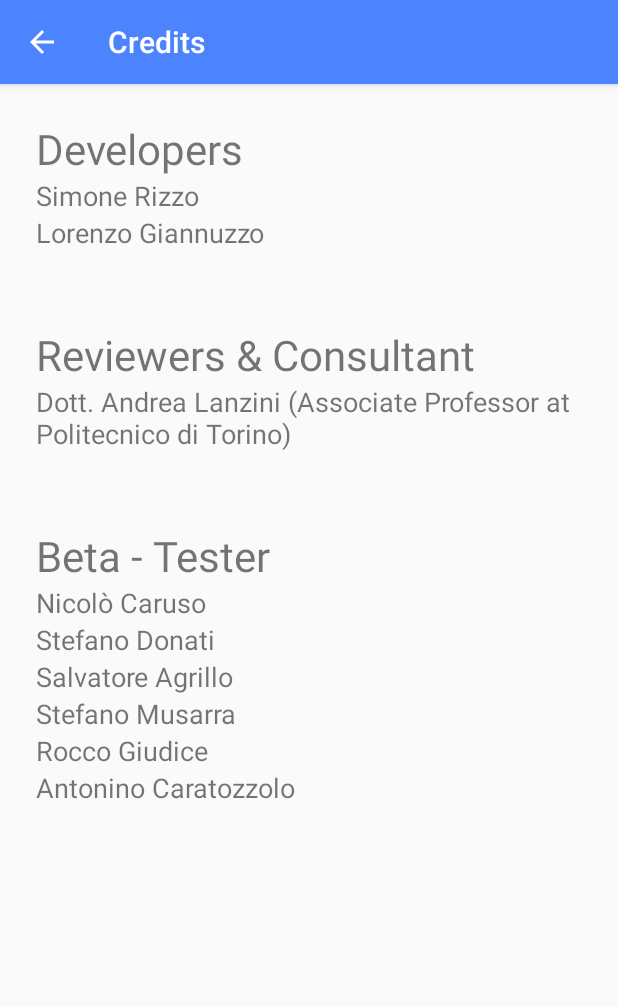
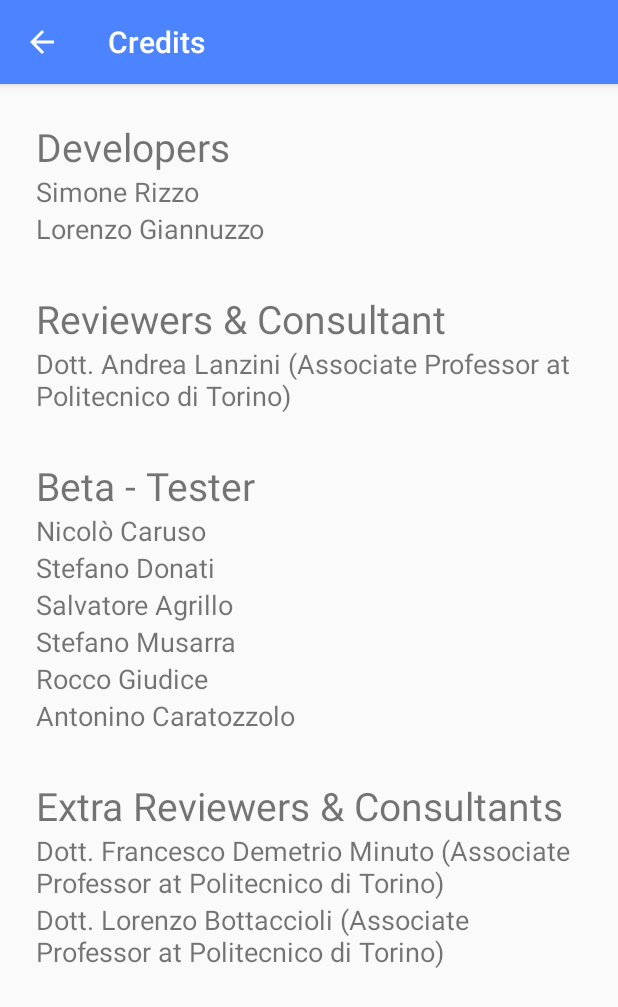
Before and after one commit to simone-rizzo/Solar-Pv-Optimal-Spot, an Android app: the credits screen opened directly, with no data from a screen before it, on a phone screen of 412 x 824 dp. Shown: the top 1007 px of the screen. Run offline under Robolectric (Android 15) with nearby library versions, the phone set to English and light mode, and no system bars.

Commit message:
correzioni ortografice + aggiunta dei crediti extra

```diff
--- a/app/src/main/java/com/rizzo/sensortest/PVGsAPI.java
+++ b/app/src/main/java/com/rizzo/sensortest/PVGsAPI.java
@@ -120,7 +120,7 @@ public class PVGsAPI implements Runnable {
                 double d = dati.get(i);
                 data.add(new Entry((i + 1), (float)(d)));
             }
-            LineDataSet dataSet = new LineDataSet(data,(!pv)?"Daily mean irradiance on optimal spot each year":"Daliy mean power produced by on PV panel each year");
+            LineDataSet dataSet = new LineDataSet(data,(!pv)?"Daily mean irradiance on optimal spot each year":"Daliy mean power produced by one PV panel each year");
             dataSet.setColor(R.color.gradient_end_color);
             LineData lineData = new LineData(dataSet);
 
--- a/app/src/main/java/com/rizzo/sensortest/myfragments/photo_frag.java
+++ b/app/src/main/java/com/rizzo/sensortest/myfragments/photo_frag.java
@@ -133,14 +133,14 @@ public class photo_frag extends Fragment implements SensorEventListener, Adapter
             String text = editTextNumber.getText().toString();
             if(!text.equals("")) {
                 double m2 = Double.parseDouble(editTextNumber.getText().toString());
-                peak.setText("Peak power: " + valoreMoltiplicato(m2, item)+"w");
+                peak.setText("Peak power: " + valoreMoltiplicato(m2, item)+"W");
             }
         });
         model.getPeak_mean().observe(getViewLifecycleOwner(), item ->{
             String text = editTextNumber.getText().toString();
             if(!text.equals("")) {
                 double m2 = Double.parseDouble(editTextNumber.getText().toString());
-                mean.setText("Mean power: " + valoreMoltiplicato(m2, item)+"w");
+                mean.setText("Mean power: " + valoreMoltiplicato(m2, item)+"W");
             }
         });
         Button button = (Button) view.findViewById(R.id.button);
--- a/app/src/main/res/layout/activity_contacts.xml
+++ b/app/src/main/res/layout/activity_contacts.xml
@@ -107,7 +107,7 @@
             android:id="@+id/textView14"
             android:layout_width="match_parent"
             android:layout_height="wrap_content"
-            android:text="Telephon number:"
+            android:text="Telephone number:"
             android:textSize="18dp" />
 
         <TextView
--- a/app/src/main/res/layout/activity_credits.xml
+++ b/app/src/main/res/layout/activity_credits.xml
@@ -24,8 +24,8 @@
             android:id="@+id/textView"
             android:layout_width="match_parent"
             android:layout_height="wrap_content"
-            android:textSize="28dp"
-            android:text="Developers" />
+            android:text="Developers"
+            android:textSize="26dp" />
 
         <TextView
             android:id="@+id/textView2"
@@ -43,14 +43,14 @@
 
         <Space
             android:layout_width="match_parent"
-            android:layout_height="50dp" />
+            android:layout_height="30dp" />
 
         <TextView
             android:id="@+id/textView4"
             android:layout_width="match_parent"
             android:layout_height="wrap_content"
-            android:textSize="28dp"
-            android:text="Reviewers &amp; Consultant" />
+            android:text="Reviewers &amp; Consultant"
+            android:textSize="26dp" />
 
         <TextView
             android:id="@+id/textView5"
@@ -61,14 +61,14 @@
 
         <Space
             android:layout_width="match_parent"
-            android:layout_height="50dp" />
+            android:layout_height="30dp" />
 
         <TextView
             android:id="@+id/textView6"
             android:layout_width="match_parent"
             android:layout_height="wrap_content"
-            android:textSize="28dp"
-            android:text="Beta - Tester" />
+            android:text="Beta - Tester"
+            android:textSize="26dp" />
 
         <TextView
             android:id="@+id/textView7"
@@ -111,5 +111,30 @@
             android:layout_height="wrap_content"
             android:textSize="18dp"
             android:text="Antonino Caratozzolo" />
+
+        <Space
+            android:layout_width="match_parent"
+            android:layout_height="30dp" />
+
+        <TextView
+            android:id="@+id/textView21"
+            android:layout_width="match_parent"
+            android:layout_height="wrap_content"
+            android:text="Extra Reviewers &amp; Consultants"
+            android:textSize="26dp" />
+
+        <TextView
+            android:id="@+id/textView22"
+            android:layout_width="match_parent"
+            android:layout_height="wrap_content"
+            android:text="Dott. Francesco Demetrio Minuto (Associate Professor at Politecnico di Torino)"
+            android:textSize="18dp" />
+
+        <TextView
+            android:id="@+id/textView23"
+            android:layout_width="match_parent"
+            android:layout_height="wrap_content"
+            android:text="Dott. Lorenzo Bottaccioli (Associate Professor at Politecnico di Torino)"
+            android:textSize="18dp" />
     </LinearLayout>
 </androidx.constraintlayout.widget.ConstraintLayout>
--- a/app/src/main/res/layout/fragment1.xml
+++ b/app/src/main/res/layout/fragment1.xml
@@ -202,6 +202,7 @@
 
         <Button
             android:id="@+id/button"
+            android:padding="3dp"
             android:layout_width="wrap_content"
             android:layout_height="wrap_content"
             android:layout_gravity="center"
--- a/app/src/main/res/layout/fragment2.xml
+++ b/app/src/main/res/layout/fragment2.xml
@@ -307,6 +307,7 @@
             android:id="@+id/button"
             android:layout_width="wrap_content"
             android:layout_height="wrap_content"
+            android:padding="3dp"
             android:layout_gravity="center"
             android:layout_weight="1"
             android:background="@drawable/btn_gradient_style"
```
